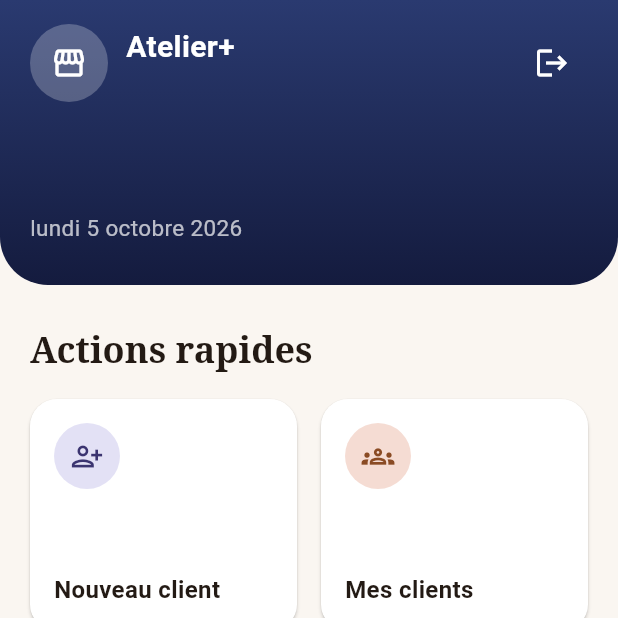
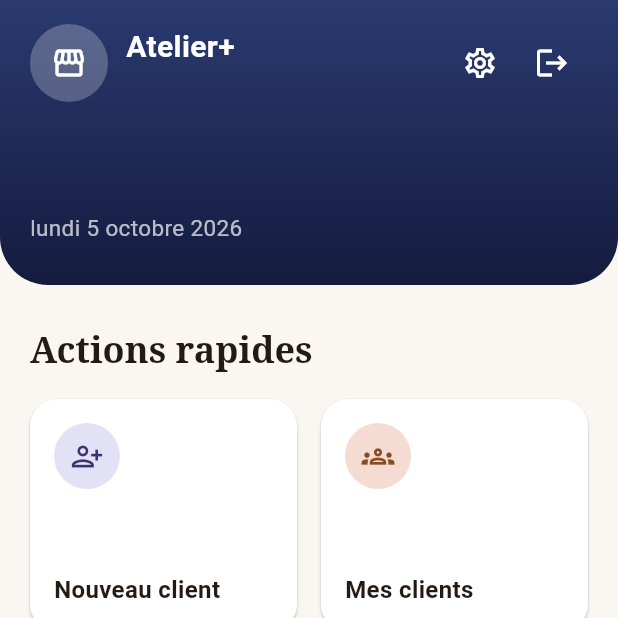
Before and after one commit to ouattaradanou-debug/forevercare-ai, a Flutter app: the screen it shows once a user with an empty profile is signed in, on a phone screen of 412 x 824 dp, the top half of it. Run offline on Flutter 3.47's test engine with Material 3 defaults, Android fonts, the phone set to English and light mode, and no system bars; our stand-ins replace audioplayers, connectivity_plus, drift, flutter_image_compress, flutter_local_notifications, flutter_riverpod and 12 more; missing offline and left inert: record; accounts and stored records are empty; generated files the repository leaves out were written again.

Commit message:
feat(atelier_plus): écran Paramètres (abonnement, thème, champs de mesure)
Nouveau bouton engrenage dans l'en-tête bleu de l'accueil, menant à un
écran Paramètres avec trois commandes : Renouveler mon abonnement,
Thème (clair/sombre/système, persisté), et Champs de mesure (déplacé
hors de la grille "Actions rapides"). Ajoute un vrai thème sombre
(AppTheme.sombre) et le provider qui pilote MaterialApp.themeMode.

```diff
--- a/atelier_plus/lib/core/router/app_router.dart
+++ b/atelier_plus/lib/core/router/app_router.dart
@@ -13,6 +13,7 @@ import '../../features/auth/presentation/ecran_connexion.dart';
 import '../../features/auth/presentation/ecran_creation_apprenti.dart';
 import '../../features/auth/presentation/ecran_creation_compte_atelier.dart';
 import '../../features/auth/presentation/ecran_gestion_apprentis.dart';
+import '../../features/auth/presentation/ecran_parametres.dart';
 import '../../features/auth/providers/auth_providers.dart';
 import '../../features/clients/presentation/ecran_fiche_client.dart';
 import '../../features/clients/presentation/ecran_formulaire_client.dart';
@@ -44,6 +45,7 @@ class AppRoutes {
   static const String connexion = '/connexion';
   static const String creationCompte = '/creation-compte';
   static const String accueil = '/';
+  static const String parametres = '/parametres';
   static const String apprentis = '/apprentis';
   static const String creationApprenti = '/apprentis/nouveau';
   static const String _permissionsApprentiTemplate = '/apprentis/:id/permissions';
@@ -125,6 +127,10 @@ final routerProvider = Provider<GoRouter>((ref) {
       GoRoute(
         path: AppRoutes.accueil,
         builder: (context, state) => const EcranAccueilProvisoire(),
+      ),
+      GoRoute(
+        path: AppRoutes.parametres,
+        builder: (context, state) => const EcranParametres(),
       ),
       GoRoute(
         path: AppRoutes.apprentis,
--- a/atelier_plus/lib/core/theme/app_theme.dart
+++ b/atelier_plus/lib/core/theme/app_theme.dart
@@ -59,4 +59,40 @@ class AppTheme {
       ),
     );
   }
+
+  static ThemeData get sombre {
+    final colorScheme = ColorScheme.fromSeed(
+      seedColor: AppColors.primaire,
+      primary: AppColors.secondaire,
+      secondary: AppColors.secondaire,
+      error: AppColors.erreur,
+      brightness: Brightness.dark,
+    );
+
+    return ThemeData(
+      useMaterial3: true,
+      colorScheme: colorScheme,
+      scaffoldBackgroundColor: const Color(0xFF17140F),
+      appBarTheme: AppBarTheme(
+        backgroundColor: colorScheme.surface,
+        foregroundColor: colorScheme.onSurface,
+        centerTitle: true,
+        elevation: 0,
+      ),
+      elevatedButtonTheme: ElevatedButtonThemeData(
+        style: ElevatedButton.styleFrom(
+          backgroundColor: AppColors.secondaire,
+          foregroundColor: Colors.black,
+          minimumSize: const Size.fromHeight(52),
+          textStyle: const TextStyle(fontSize: 16, fontWeight: FontWeight.w600),
+          shape: RoundedRectangleBorder(borderRadius: BorderRadius.circular(12)),
+        ),
+      ),
+      cardTheme: CardThemeData(
+        elevation: 1,
+        shape: RoundedRectangleBorder(borderRadius: BorderRadius.circular(14)),
+        margin: const EdgeInsets.symmetric(vertical: 6),
+      ),
+    );
+  }
 }
--- a/atelier_plus/lib/features/auth/presentation/ecran_accueil_provisoire.dart
+++ b/atelier_plus/lib/features/auth/presentation/ecran_accueil_provisoire.dart
@@ -130,14 +130,6 @@ class _EcranAccueilProvisoireState extends ConsumerState<EcranAccueilProvisoire>
                           ),
                         if (estProprietaire)
                           _CarteAction(
-                            icone: Icons.straighten_outlined,
-                            libelle: 'Champs de mesure',
-                            fondIcone: const Color(0xFFF5DCD3),
-                            couleurIcone: const Color(0xFF8A4B24),
-                            onTap: () => context.push(AppRoutes.typesTenue),
-                          ),
-                        if (estProprietaire)
-                          _CarteAction(
                             icone: Icons.remove_circle_outline,
                             libelle: 'Enregistrer dépenses',
                             fondIcone: const Color(0xFFF5D9D9),
@@ -253,6 +245,11 @@ class _EnTete extends StatelessWidget {
                       child: const Icon(Icons.cloud_off, color: Colors.white70, size: 20),
                     ),
                   ),
+                IconButton(
+                  tooltip: 'Paramètres',
+                  icon: const Icon(Icons.settings_outlined, color: Colors.white),
+                  onPressed: () => context.push(AppRoutes.parametres),
+                ),
                 IconButton(
                   tooltip: 'Se déconnecter',
                   icon: const Icon(Icons.logout, color: Colors.white),
--- a/atelier_plus/lib/main.dart
+++ b/atelier_plus/lib/main.dart
@@ -9,6 +9,7 @@ import 'core/config/supabase_config.dart';
 import 'core/notifications/notifications_service.dart';
 import 'core/router/app_router.dart';
 import 'core/theme/app_theme.dart';
+import 'core/theme/preference_theme.dart';
 import 'data/sync/sync_providers.dart';
 
 Future<void> main() async {
@@ -45,6 +46,7 @@ class AtelierPlusApp extends ConsumerWidget {
   @override
   Widget build(BuildContext context, WidgetRef ref) {
     final router = ref.watch(routerProvider);
+    final themeMode = ref.watch(themeModeProvider);
     // Instancié une seule fois pour toute la durée de vie de l'app : démarre
     // l'écoute connectivity_plus qui déclenche la synchronisation (Phase 3).
     ref.watch(syncTriggerProvider);
@@ -53,6 +55,8 @@ class AtelierPlusApp extends ConsumerWidget {
       title: AppConfig.nomApplication,
       debugShowCheckedModeBanner: false,
       theme: AppTheme.clair,
+      darkTheme: AppTheme.sombre,
+      themeMode: themeMode,
       locale: const Locale('fr', 'FR'),
       supportedLocales: const [Locale('fr', 'FR')],
       localizationsDelegates: const [
```
Also changed, not shown: atelier_plus/lib/core/theme/preference_theme.dart (added, +32 -0 lines), atelier_plus/lib/features/auth/presentation/ecran_parametres.dart (added, +89 -0 lines).
